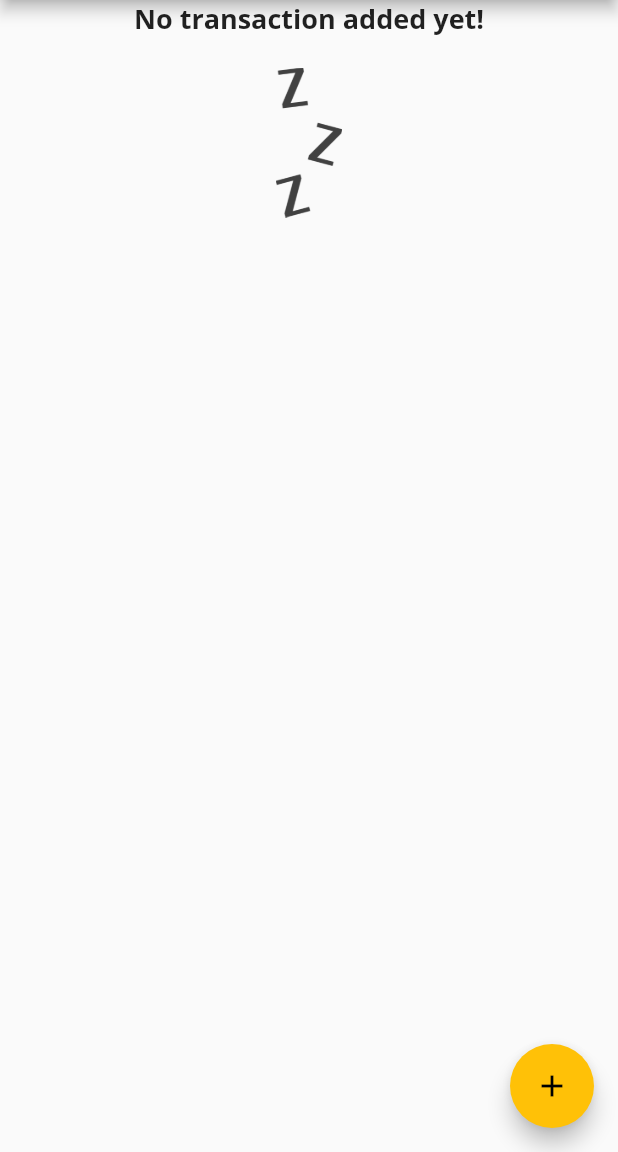
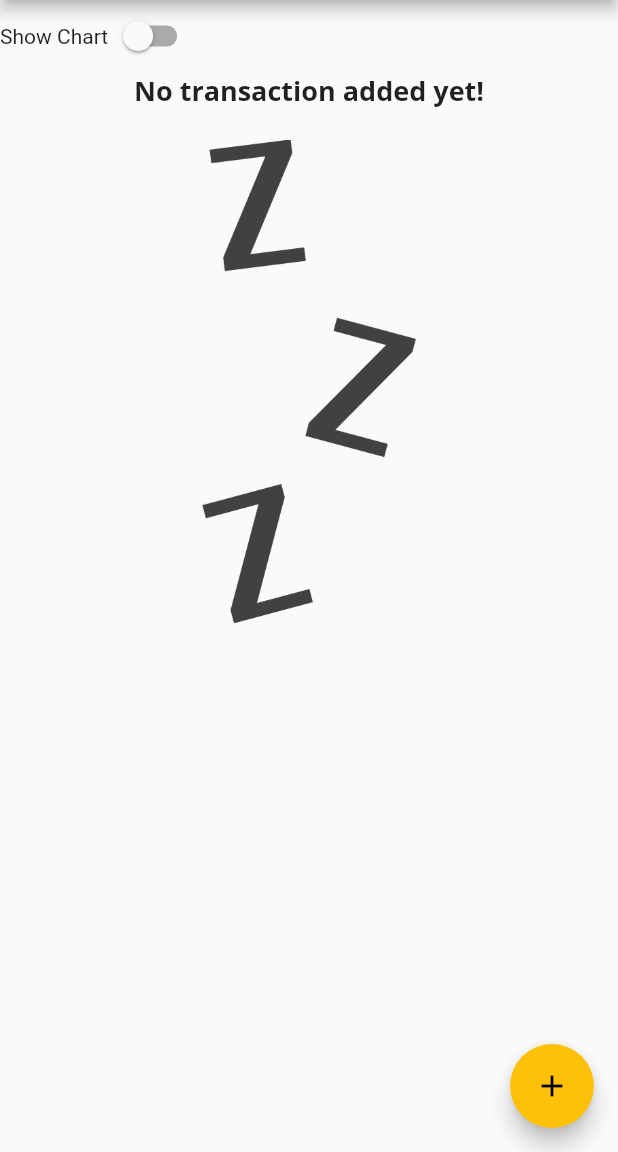
Before and after one commit to theuncrown/flutter_development, a Flutter app: the screen it shows after launch, on a phone screen of 412 x 824 dp, the part 84-1236 px from its top. Run offline on Flutter 3.47's test engine with Material 2 defaults, Android fonts, the phone set to English and light mode, and no system bars; Roboto replaces fonts that are missing (QuickSans).

Commit message:
fixing chart

```diff
--- a/lib/main.dart
+++ b/lib/main.dart
@@ -1,10 +1,18 @@
 import 'package:flutter/material.dart';
+import 'package:flutter/services.dart';
 import './widgets/chart.dart';
 import './widgets/transaction_list.dart';
 import './widgets/new_transaction.dart';
 import './models/transaction.dart';
 
-void main() => runApp(MyApp());
+void main() {
+  // lazy step for setting up app in portrait mode only
+  //====================================================
+  // WidgetsFlutterBinding.ensureInitialized();
+  // SystemChrome.setPreferredOrientations(
+  //     [DeviceOrientation.portraitUp, DeviceOrientation.portraitDown]);
+  runApp(MyApp());
+}
 
 class MyApp extends StatelessWidget {
   @override
@@ -51,6 +59,8 @@ class _MyHomePageState extends State<MyHomePage> {
     //     id: 't2', title: 'New Bag', amount: 19.20, date: DateTime.now()),
   ];
 
+  bool showChart = false;
+
   List<Transaction> get recentTrans {
     return transaction.where((element) {
       return element.date.isAfter(
@@ -96,8 +106,7 @@ class _MyHomePageState extends State<MyHomePage> {
 
   @override
   Widget build(BuildContext context) {
-    return Scaffold(
-      appBar: AppBar(
+    final appBar = AppBar(
       title: Text('Personal Expenses'),
       actions: <Widget>[
         IconButton(
@@ -107,14 +116,42 @@ class _MyHomePageState extends State<MyHomePage> {
           onPressed: () => startAddNewTrans(context),
         )
       ],
-      ),
+    );
+
+    return Scaffold(
+      appBar: appBar,
       body: SingleChildScrollView(
         child: Column(
           //mainAxisAlignment: MainAxisAlignment.start,
           crossAxisAlignment: CrossAxisAlignment.stretch,
           children: <Widget>[
-            //Chart(recentTrans),
-            TransactionList(transaction, deleteTransaction),
+            Row(
+              mainAxisAlignment: MainAxisAlignment.start,
+              children: <Widget>[
+                Text('Show Chart'),
+                Switch(
+                  value: showChart,
+                  onChanged: (value) {
+                    setState(() {
+                      showChart = value;
+                    });
+                  },
+                )
+              ],
+            ),
+            showChart
+                ? Container(
+                    height: (MediaQuery.of(context).size.height -
+                            appBar.preferredSize.height -
+                            MediaQuery.of(context).padding.top) *
+                        0.75,
+                    child: Chart(recentTrans))
+                : Container(
+                    height: (MediaQuery.of(context).size.height -
+                            appBar.preferredSize.height -
+                            MediaQuery.of(context).padding.top) *
+                        0.7,
+                    child: TransactionList(transaction, deleteTransaction)),
           ],
         ),
       ),
--- a/lib/widgets/chart.dart
+++ b/lib/widgets/chart.dart
@@ -11,7 +11,7 @@ class Chart extends StatelessWidget {
   List<Map<String, Object>> get groupTransactionValues {
     return List.generate(7, (index) {
       var weekday = DateTime.now().subtract(Duration(days: index));
-      double total;
+      double total = 0.0;
 
       for (var i = 0; i < transaction.length; i++) {
         if (transaction[i].date.day == weekday.day &&
@@ -22,7 +22,7 @@ class Chart extends StatelessWidget {
       }
 
       return {
-        'day': DateFormat.E().format(weekday).substring(0, 1),
+        'day': DateFormat.E().format(weekday).substring(0, 3),
         'amount': total
       };
     }).reversed.toList();
--- a/lib/widgets/transaction_list.dart
+++ b/lib/widgets/transaction_list.dart
@@ -1,5 +1,5 @@
 import 'package:flutter/material.dart';
-import 'package:flutter_complete_guide/models/transaction.dart';
+import '../models/transaction.dart';
 import 'package:intl/intl.dart';
 
 import '../models/transaction.dart';
@@ -12,10 +12,9 @@ class TransactionList extends StatelessWidget {
 
   @override
   Widget build(BuildContext context) {
-    return Container(
-        height: 450,
-        child: transaction.isEmpty
-            ? Column(
+    return transaction.isEmpty
+        ? LayoutBuilder(builder: (context, constraints) {
+            return Column(
               children: <Widget>[
                 Text(
                   'No transaction added yet!',
@@ -25,14 +24,15 @@ class TransactionList extends StatelessWidget {
                   height: 20,
                 ),
                 Container(
-                    height: 100,
+                  height: constraints.maxHeight * 0.6,
                   child: Image.asset(
                     'assets/images/waiting.png',
                     fit: BoxFit.cover,
                   ),
                 ),
               ],
-              )
+            );
+          })
         : ListView.builder(
             itemBuilder: (context, index) {
               return Card(
@@ -60,13 +60,12 @@ class TransactionList extends StatelessWidget {
                   trailing: IconButton(
                     icon: Icon(Icons.delete),
                     color: Theme.of(context).errorColor,
-                        onPressed: () =>
-                            deleteTransaction(transaction[index].id),
+                    onPressed: () => deleteTransaction(transaction[index].id),
                   ),
                 ),
               );
             },
             itemCount: transaction.length,
-              ));
+          );
   }
 }
```
Also changed, not shown: lib/widgets/chart_bar.dart (+18 -5 lines). Lines whose indentation alone changed are shown as unchanged.
